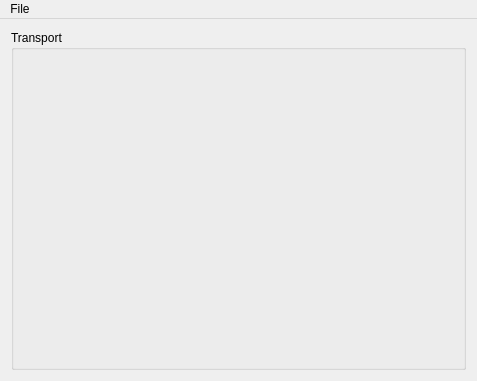
Old version of the form mainwindow.ui in the repository SMC-LAB/Eve.
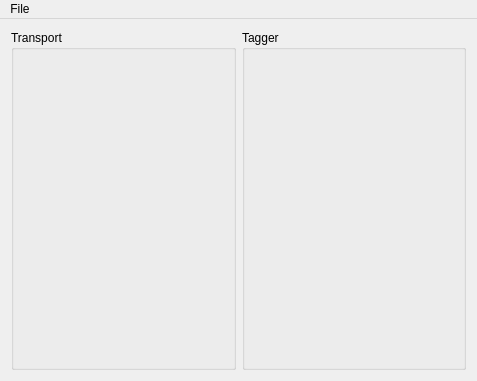
New version of the form.

Commit message:
Started work on tagger on its own branch
* Moved SQL code out of Transport into Tagger
* Added second QGroupBox in MainWindow
* Added second form and class (Tagger), which is defined as a child of QGroupBox above
* FIXME: Preliminary tests with QSqlTableModel and QTableView with some mock tags data doesn't seem to update the display

```diff
--- a/mainwindow.ui
+++ b/mainwindow.ui
@@ -29,8 +29,8 @@
      <verstretch>0</verstretch>
     </sizepolicy>
    </property>
-   <layout class="QGridLayout" name="gridLayout">
-    <item row="0" column="0">
+   <layout class="QHBoxLayout" name="horizontalLayout">
+    <item>
      <widget class="QGroupBox" name="groupBoxTransport">
       <property name="sizePolicy">
        <sizepolicy hsizetype="MinimumExpanding" vsizetype="MinimumExpanding">
@@ -49,6 +49,25 @@
       </property>
      </widget>
     </item>
+    <item>
+     <widget class="QGroupBox" name="groupBoxTagger">
+      <property name="sizePolicy">
+       <sizepolicy hsizetype="MinimumExpanding" vsizetype="MinimumExpanding">
+        <horstretch>0</horstretch>
+        <verstretch>0</verstretch>
+       </sizepolicy>
+      </property>
+      <property name="autoFillBackground">
+       <bool>true</bool>
+      </property>
+      <property name="title">
+       <string>Tagger</string>
+      </property>
+      <property name="flat">
+       <bool>false</bool>
+      </property>
+     </widget>
+    </item>
    </layout>
   </widget>
   <widget class="QMenuBar" name="menuBar">
```
The commit also changes 8 other files.
